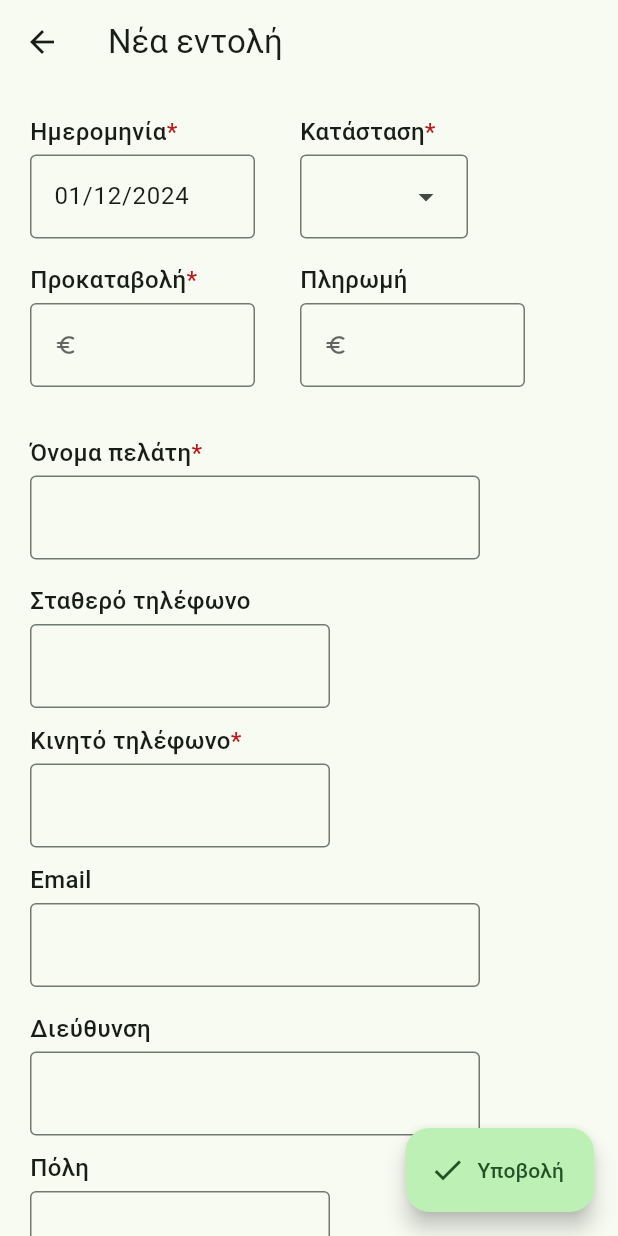
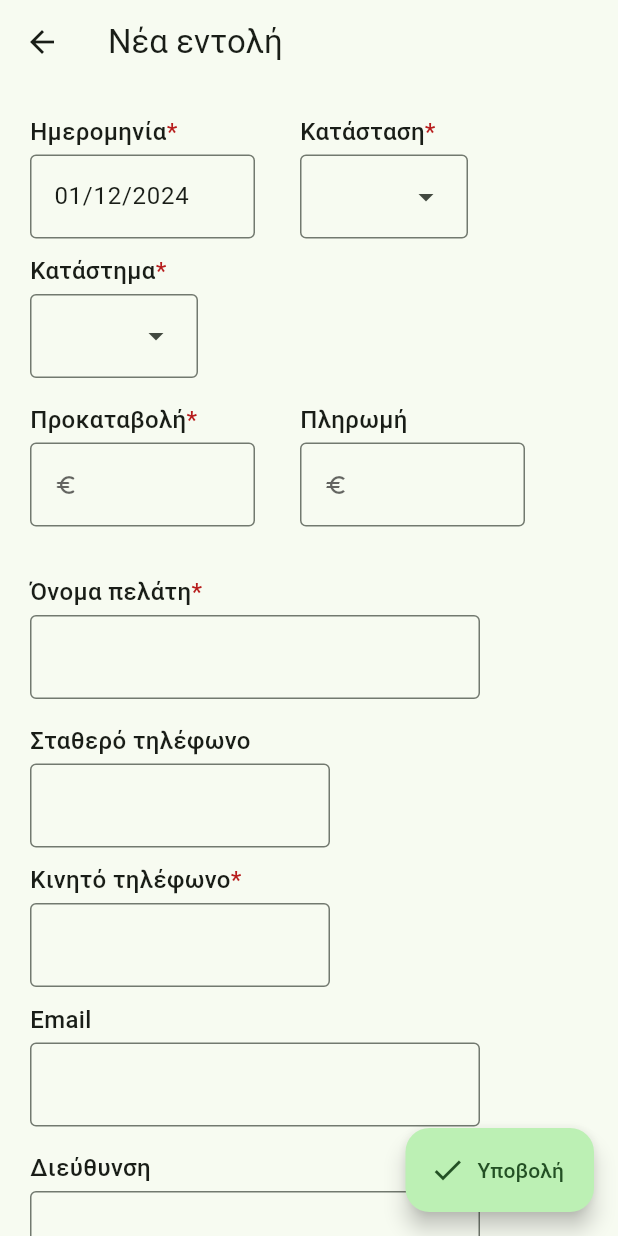
Before and after one commit to StratosGiak/rodis_app, a Flutter app: the AddRecordScreen screen opened directly, on a phone screen of 412 x 824 dp. Run offline on Flutter 3.47's test engine with Material 3 defaults, Android fonts, the phone set to English and light mode, and no system bars; our stand-ins replace cross_file, flutter_image_compress, image_picker.

```diff
--- a/lib/models/record.dart
+++ b/lib/models/record.dart
@@ -57,6 +57,7 @@ class Record extends ChangeNotifier {
   bool hasWarranty;
   DateTime? warrantyDate;
   int status;
+  int store;
   List<History> history;
 
   Record({
@@ -82,6 +83,7 @@ class Record extends ChangeNotifier {
     required this.hasWarranty,
     required this.warrantyDate,
     required this.status,
+    required this.store,
     required this.history,
   });
 
@@ -108,6 +110,7 @@ class Record extends ChangeNotifier {
         "warranty": hasWarranty,
         "datekwarr": warrantyDate,
         "katastasi_p": status,
+        "katastima": store,
       };
 
   Record.fromJSON(Map<String, dynamic> map)
@@ -139,6 +142,7 @@ class Record extends ChangeNotifier {
                 DateTime.fromMillisecondsSinceEpoch(0)
             : null,
         status = map['katastasi_p'],
+        store = map['katastima'],
         history =
             ((map['istorika'] as List).map((e) => History.fromJSON(e)).toList()
               ..sort(
--- a/lib/models/suggestions.dart
+++ b/lib/models/suggestions.dart
@@ -5,16 +5,19 @@ class Suggestions extends ChangeNotifier {
     required this.products,
     required this.manufacturers,
     required this.statuses,
+    required this.stores,
   });
 
   Map<int, String> products;
   Map<int, String> manufacturers;
   Map<int, String> statuses;
+  Map<int, String> stores;
 
   Suggestions.fromJSON(Map<String, dynamic> map)
       : products = map['products'],
         manufacturers = map['manufacturers'],
-        statuses = map['statuses'];
+        statuses = map['statuses'],
+        stores = map['stores'];
 
   void setAll(Map<String, dynamic> map) {
     bool dirty = false;
@@ -30,6 +33,10 @@ class Suggestions extends ChangeNotifier {
       statuses = map['statuses'];
       dirty = true;
     }
+    if (stores != map['stores']) {
+      stores = map['stores'];
+      dirty = true;
+    }
     if (dirty) notifyListeners();
   }
 }
--- a/lib/screens/add_record_screen.dart
+++ b/lib/screens/add_record_screen.dart
@@ -58,6 +58,7 @@ class _AddRecordScreenState extends State<AddRecordScreen> {
   XFile? tempPhoto;
   bool removePhoto = false;
   int? status;
+  int store = 1;
   final waiting = ValueNotifier(false);
 
   final photoErrorSnackbar = const SnackBar(
@@ -118,6 +119,7 @@ class _AddRecordScreenState extends State<AddRecordScreen> {
         record.hasWarranty != hasWarranty.value ||
         record.warrantyDate != warrantyDate ||
         record.status != status ||
+        record.store != store ||
         tempPhoto != null ||
         newHistory.isNotEmpty;
   }
@@ -185,6 +187,7 @@ class _AddRecordScreenState extends State<AddRecordScreen> {
     productController.text = record.product;
     manufacturerController.text = record.manufacturer ?? "";
     status = record.status;
+    store = record.store;
   }
 
   @override
@@ -347,6 +350,7 @@ class _AddRecordScreenState extends State<AddRecordScreen> {
                     ? dateTimeFormatDB.format(warrantyDate!)
                     : null,
                 "status": status,
+                "store": store,
                 "newHistory": newHistory.map((e) => e.toJSON()).toList(),
               };
               try {
@@ -420,6 +424,17 @@ class _AddRecordScreenState extends State<AddRecordScreen> {
                             initialSelection: status,
                             options: statuses,
                             onSelected: (value) => status = value,
+                            required: true,
+                          ),
+                        ),
+                        Selector<Suggestions, Map<int, String>>(
+                          selector: (context, suggestions) =>
+                              suggestions.stores,
+                          builder: (context, stores, child) => FormComboItem(
+                            label: "Κατάστημα",
+                            initialSelection: store,
+                            options: stores,
+                            onSelected: (value) => store = value ?? 1,
                             required: true,
                           ),
                         ),
```
